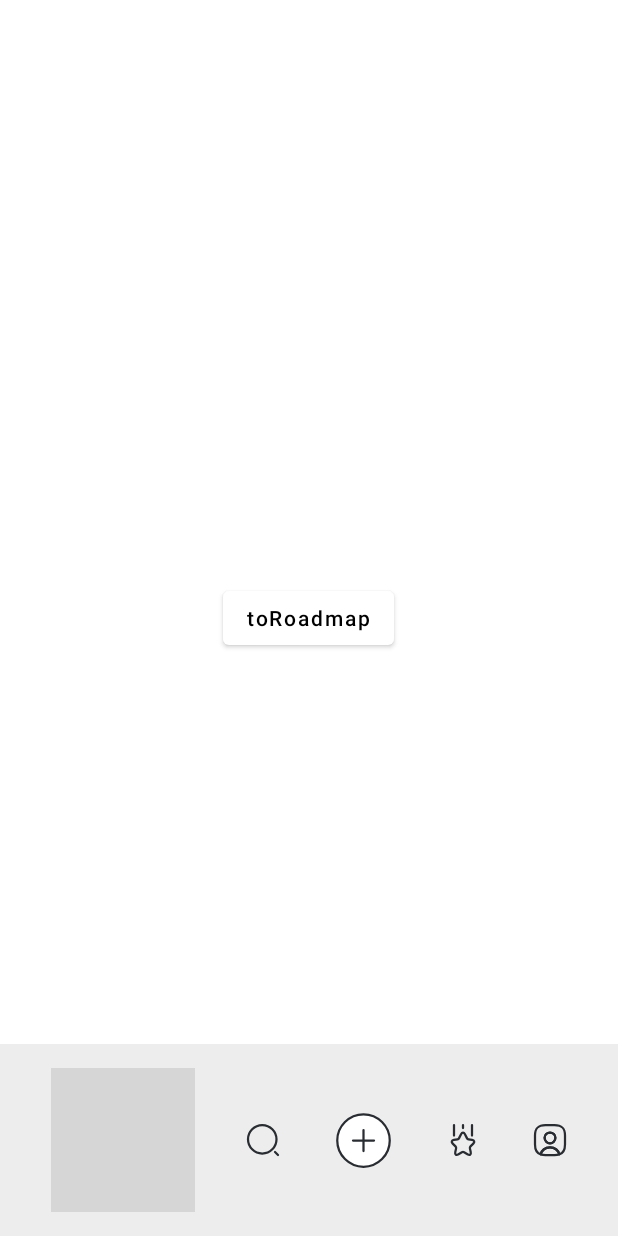
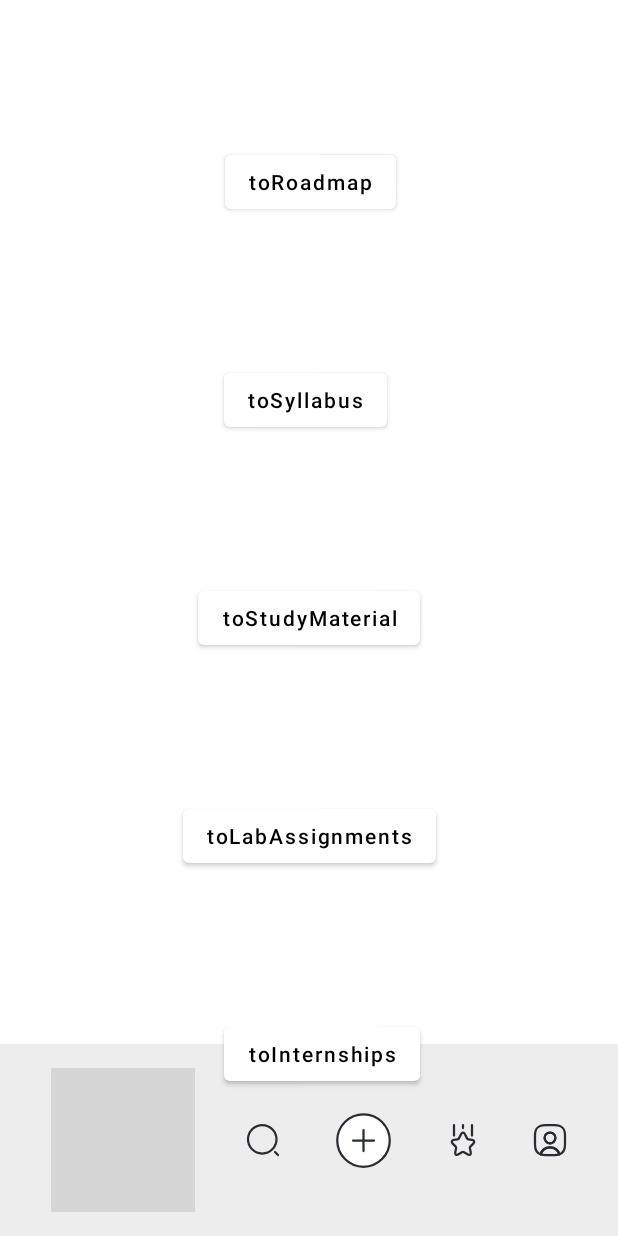
Before and after one commit to 1ezio/ietians-diary, an Android app: the screen it shows after launch once a user with an empty profile is signed in (Dashboard), on a phone screen of 412 x 824 dp. Run offline under Robolectric (Android 15) with nearby library versions, the phone set to English and light mode, and no system bars; our stand-ins replace Firebase (no records; nobody signed in at launch, a user with empty details on screens opened directly); 2 statements that could not run were skipped; grey boxes are pictures that could not be loaded.

Commit message:
Buttons added on dashboard and clickListener set with respective activities

```diff
--- a/app/src/main/AndroidManifest.xml
+++ b/app/src/main/AndroidManifest.xml
@@ -9,6 +9,10 @@
         android:roundIcon="@mipmap/ic_launcher_round"
         android:supportsRtl="true"
         android:theme="@style/Theme.Ietiansdiary">
+        <activity android:name=".Internship"></activity>
+        <activity android:name=".LabAssignment" />
+        <activity android:name=".StudyMaterial" />
+        <activity android:name=".Syllabus" />
         <activity
             android:name=".RoadMap"
             android:exported="true" />
@@ -20,6 +24,7 @@
             android:exported="true">
             <intent-filter>
                 <action android:name="android.intent.action.MAIN" />
+
                 <category android:name="android.intent.category.LAUNCHER" />
             </intent-filter>
         </activity>
--- a/app/src/main/java/com/iet/ietians_diary/Dashboard.java
+++ b/app/src/main/java/com/iet/ietians_diary/Dashboard.java
@@ -9,7 +9,7 @@ import android.widget.Button;
 
 public class Dashboard extends AppCompatActivity {
 
-    Button toRoad;
+    Button toRoad, toSyllabus, toStudyMaterial, toLabAssign, toInternships;
 
     @Override
     protected void onCreate(Bundle savedInstanceState) {
@@ -24,5 +24,37 @@ public class Dashboard extends AppCompatActivity {
 
             }
         });
+
+        toSyllabus=findViewById(R.id.buttonToSyllabus);
+        toSyllabus.setOnClickListener(new View.OnClickListener() {
+            @Override
+            public void onClick(View v) {
+                startActivity(new Intent(Dashboard.this, Syllabus.class));
+            }
+        });
+
+        toStudyMaterial=findViewById(R.id.buttonToStudyMaterial);
+        toStudyMaterial.setOnClickListener(new View.OnClickListener() {
+            @Override
+            public void onClick(View v) {
+                startActivity(new Intent(Dashboard.this, StudyMaterial.class));
+            }
+        });
+
+        toLabAssign=findViewById(R.id.buttonToLabAssign);
+        toLabAssign.setOnClickListener(new View.OnClickListener() {
+            @Override
+            public void onClick(View v) {
+                startActivity(new Intent(Dashboard.this, LabAssignment.class));
+            }
+        });
+
+        toInternships=findViewById(R.id.buttonToInternships);
+        toInternships.setOnClickListener(new View.OnClickListener() {
+            @Override
+            public void onClick(View v) {
+                startActivity(new Intent(Dashboard.this, Internship.class));
+            }
+        });
     }
 }
--- a/app/src/main/res/layout/activity_dashboard.xml
+++ b/app/src/main/res/layout/activity_dashboard.xml
@@ -16,10 +16,61 @@
         android:layout_height="wrap_content"
         android:text="toRoadmap"
         android:textAllCaps="false"
+        app:layout_constraintBottom_toTopOf="@+id/buttonToSyllabus"
+        app:layout_constraintEnd_toEndOf="parent"
+        app:layout_constraintHorizontal_bias="0.503"
+        app:layout_constraintStart_toStartOf="parent"
+        app:layout_constraintTop_toTopOf="parent"
+        app:layout_constraintVertical_bias="0.185" />
+
+    <Button
+        android:id="@+id/buttonToSyllabus"
+        android:layout_width="wrap_content"
+        android:layout_height="wrap_content"
+        android:text="toSyllabus"
+        android:textAllCaps="false"
+        app:layout_constraintBottom_toTopOf="@+id/buttonToStudyMaterial"
+        app:layout_constraintEnd_toEndOf="parent"
+        app:layout_constraintHorizontal_bias="0.493"
+        app:layout_constraintStart_toStartOf="parent"
+        app:layout_constraintTop_toBottomOf="@+id/buttonToRoad"
+        app:layout_constraintVertical_bias="0.092" />
+
+    <Button
+        android:id="@+id/buttonToStudyMaterial"
+        android:layout_width="wrap_content"
+        android:layout_height="wrap_content"
+        android:text="toStudyMaterial"
+        android:textAllCaps="false"
+        app:layout_constraintBottom_toTopOf="@+id/buttonToLabAssign"
+        app:layout_constraintEnd_toEndOf="parent"
+        app:layout_constraintStart_toStartOf="parent"
+        app:layout_constraintTop_toBottomOf="@+id/buttonToSyllabus"
+        app:layout_constraintVertical_bias="0.091" />
+
+    <Button
+        android:id="@+id/buttonToLabAssign"
+        android:layout_width="wrap_content"
+        android:layout_height="wrap_content"
+        android:text="toLabAssignments"
+        android:textAllCaps="false"
+        app:layout_constraintBottom_toTopOf="@+id/buttonToInternships"
+        app:layout_constraintEnd_toEndOf="parent"
+        app:layout_constraintStart_toStartOf="parent"
+        app:layout_constraintTop_toBottomOf="@+id/buttonToStudyMaterial"
+        app:layout_constraintVertical_bias="0.109" />
+
+    <Button
+        android:id="@+id/buttonToInternships"
+        android:layout_width="wrap_content"
+        android:layout_height="wrap_content"
+        android:text="toInternships"
+        android:textAllCaps="false"
         app:layout_constraintBottom_toBottomOf="parent"
         app:layout_constraintEnd_toEndOf="parent"
-        app:layout_constraintHorizontal_bias="0.498"
+        app:layout_constraintHorizontal_bias="0.53"
         app:layout_constraintStart_toStartOf="parent"
-        app:layout_constraintTop_toTopOf="parent" />
+        app:layout_constraintTop_toBottomOf="@+id/buttonToLabAssign"
+        app:layout_constraintVertical_bias="0.197" />
 
 </androidx.constraintlayout.widget.ConstraintLayout>
```
Also changed, not shown: app/src/main/java/com/iet/ietians_diary/Internship.java (added, +14 -0 lines), app/src/main/java/com/iet/ietians_diary/LabAssignment.java (added, +14 -0 lines), app/src/main/java/com/iet/ietians_diary/StudyMaterial.java (added, +14 -0 lines), app/src/main/java/com/iet/ietians_diary/Syllabus.java (added, +14 -0 lines), app/src/main/res/layout/activity_internship.xml (added, +9 -0 lines), app/src/main/res/layout/activity_lab_assignment.xml (added, +9 -0 lines), app/src/main/res/layout/activity_study_material.xml (added, +9 -0 lines), app/src/main/res/layout/activity_syllabus.xml (added, +9 -0 lines).
